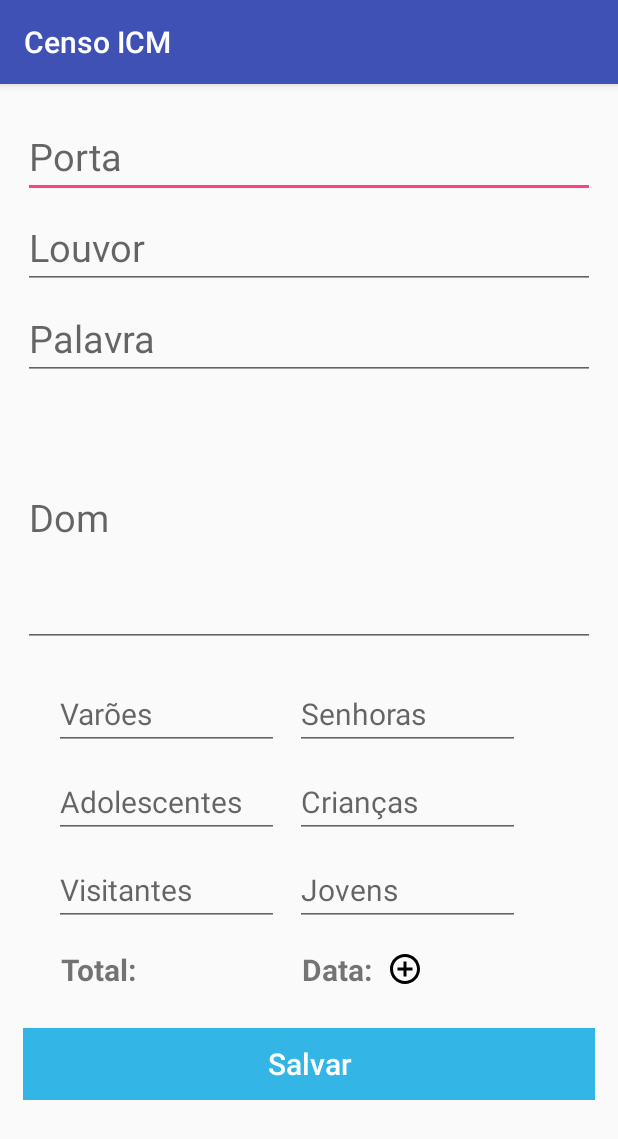
After one commit to luucasAlbuq/censo-icm, an Android app: the CadastroActivity screen opened directly, with no data from a screen before it, on a phone screen of 412 x 824 dp. The commit adds this screen. Shown: the top 1139 px of the screen. Run offline under Robolectric (Android 15) with nearby library versions, the phone set to English and light mode, and no system bars.

Commit message:
WIP: tela de cadastro | Operacoes basicas

```diff
--- a/app/build.gradle
+++ b/app/build.gradle
@@ -10,6 +10,7 @@ android {
         versionCode 1
         versionName "1.0"
         testInstrumentationRunner "android.support.test.runner.AndroidJUnitRunner"
+        vectorDrawables.useSupportLibrary = true
     }
     buildTypes {
         release {
@@ -26,5 +27,7 @@ dependencies {
     })
     compile 'com.android.support:appcompat-v7:25.3.1'
     compile 'com.android.support.constraint:constraint-layout:1.0.2'
+    compile 'com.android.support:support-v4:25.3.1'
+    compile 'com.android.support:support-vector-drawable:25.3.1'
     testCompile 'junit:junit:4.12'
 }
--- a/app/src/main/AndroidManifest.xml
+++ b/app/src/main/AndroidManifest.xml
@@ -9,13 +9,14 @@
         android:roundIcon="@mipmap/ic_launcher_round"
         android:supportsRtl="true"
         android:theme="@style/AppTheme">
-        <activity android:name=".MainActivity">
+        <activity android:name=".MainActivity" android:screenOrientation="portrait">
             <intent-filter>
                 <action android:name="android.intent.action.MAIN" />
 
                 <category android:name="android.intent.category.LAUNCHER" />
             </intent-filter>
         </activity>
+        <activity android:name=".CadastroActivity" android:screenOrientation="portrait"></activity>
     </application>
 
 </manifest>
--- /dev/null
+++ b/app/src/main/java/icm/censo/a3_code/com/censoicm/CadastroActivity.java
@@ -0,0 +1,164 @@
+package icm.censo.a3_code.com.censoicm;
+
+import android.support.v7.app.AppCompatActivity;
+import android.os.Bundle;
+import android.text.Editable;
+import android.text.TextWatcher;
+import android.util.Log;
+import android.widget.EditText;
+import android.widget.TextView;
+import android.widget.Toast;
+
+import model.Censo;
+
+public class CadastroActivity extends AppCompatActivity {
+
+    private Censo censo;
+    private int varoesValue, senhorasValue, jovensValue, adolescentesValue, criancasValue, visitantesValue, totalValue;
+    private TextView totalTextView;
+    private EditText varoesField, senhorasField, jovensField, adolescentesField, criancasField, visitantesField;
+
+    /**
+     * Carrega os valores dos campos editText para as variaveis correspondentes.
+     */
+    private void carregaFrequencia() {
+        try{
+            if(!varoesField.getText().toString().isEmpty()){
+                varoesValue = Integer.parseInt(varoesField.getText().toString());
+            }if(!senhorasField.getText().toString().isEmpty()){
+                senhorasValue = Integer.parseInt(senhorasField.getText().toString());
+            }if(!jovensField.getText().toString().isEmpty()){
+                jovensValue = Integer.parseInt(jovensField.getText().toString());
+            }if(!adolescentesField.getText().toString().isEmpty()){
+                adolescentesValue = Integer.parseInt(adolescentesField.getText().toString());
+            }if(!criancasField.getText().toString().isEmpty()){
+                criancasValue = Integer.parseInt(criancasField.getText().toString());
+            }if(!visitantesField.getText().toString().isEmpty()){
+                visitantesValue = Integer.parseInt(visitantesField.getText().toString());
+            }
+        }catch (Exception e){
+            Toast.makeText(getApplicationContext(), "Dados inválidos", Toast.LENGTH_SHORT).show();
+            Log.e("formValues",e.getMessage());
+        }
+    }
+
+    /**
+     * Calcula o total de pessoas
+     * @return total de pessoas
+     */
+    private int calcularTotal() {
+        totalValue =  varoesValue + senhorasValue + jovensValue + adolescentesValue + criancasValue + visitantesValue;
+        return totalValue;
+    }
+
+    /**
+     * Adiciona evento de onChange aos campos de frequencia para atualizar o total dinamicamente
+     */
+    private void addTextChangedListener(){
+        varoesField.addTextChangedListener(new TextWatcher() {
+            @Override
+            public void beforeTextChanged(CharSequence s, int start, int count, int after) {}
+
+            @Override
+            public void onTextChanged(CharSequence s, int start, int before, int count) {}
+
+            @Override
+            public void afterTextChanged(Editable s) {
+                carregaFrequencia();
+                calcularTotal();
+                totalTextView.setText("Total: "+totalValue);
+            }
+        });
+        senhorasField.addTextChangedListener(new TextWatcher() {
+            @Override
+            public void beforeTextChanged(CharSequence s, int start, int count, int after) {}
+
+            @Override
+            public void onTextChanged(CharSequence s, int start, int before, int count) {}
+
+            @Override
+            public void afterTextChanged(Editable s) {
+                carregaFrequencia();
+                calcularTotal();
+                totalTextView.setText("Total: "+totalValue);
+            }
+        });
+        jovensField.addTextChangedListener(new TextWatcher() {
+            @Override
+            public void beforeTextChanged(CharSequence s, int start, int count, int after) {}
+
+            @Override
+            public void onTextChanged(CharSequence s, int start, int before, int count) {}
+
+            @Override
+            public void afterTextChanged(Editable s) {
+                carregaFrequencia();
+                calcularTotal();
+                totalTextView.setText("Total: "+totalValue);
+            }
+        });
+        adolescentesField.addTextChangedListener(new TextWatcher() {
+            @Override
+            public void beforeTextChanged(CharSequence s, int start, int count, int after) {}
+
+            @Override
+            public void onTextChanged(CharSequence s, int start, int before, int count) {}
+
+            @Override
+            public void afterTextChanged(Editable s) {
+                carregaFrequencia();
+                calcularTotal();
+                totalTextView.setText("Total: "+totalValue);
+            }
+        });
+        criancasField.addTextChangedListener(new TextWatcher() {
+            @Override
+            public void beforeTextChanged(CharSequence s, int start, int count, int after) {}
+
+            @Override
+            public void onTextChanged(CharSequence s, int start, int before, int count) {}
+
+            @Override
+            public void afterTextChanged(Editable s) {
+                carregaFrequencia();
+                calcularTotal();
+                totalTextView.setText("Total: "+totalValue);
+            }
+        });
+        visitantesField.addTextChangedListener(new TextWatcher() {
+            @Override
+            public void beforeTextChanged(CharSequence s, int start, int count, int after) {}
+
+            @Override
+            public void onTextChanged(CharSequence s, int start, int before, int count) {}
+
+            @Override
+            public void afterTextChanged(Editable s) {
+                carregaFrequencia();
+                calcularTotal();
+                totalTextView.setText("Total: "+totalValue);
+            }
+        });
+    }
+
+    @Override
+    protected void onCreate(Bundle savedInstanceState) {
+        super.onCreate(savedInstanceState);
+        setContentView(R.layout.activity_cadastro);
+
+        //Inicializando objeto censo
+        censo = new Censo();
+
+        //Carregando valores dos campos de edicao
+        varoesField = (EditText) findViewById(R.id.varoes);
+        senhorasField = (EditText) findViewById(R.id.senhoras);
+        jovensField = (EditText) findViewById(R.id.jovens);
+        adolescentesField = (EditText) findViewById(R.id.adolescentes);
+        criancasField = (EditText) findViewById(R.id.criancas);
+        visitantesField = (EditText) findViewById(R.id.visitantes);
+        totalTextView = (TextView) findViewById(R.id.total);
+
+        addTextChangedListener();
+    }
+
+}
--- /dev/null
+++ b/app/src/main/res/drawable/add_icon24dp.xml
@@ -0,0 +1,9 @@
+<vector xmlns:android="http://schemas.android.com/apk/res/android"
+        android:width="24dp"
+        android:height="24dp"
+        android:viewportWidth="24.0"
+        android:viewportHeight="24.0">
+    <path
+        android:fillColor="#FF000000"
+        android:pathData="M13,7h-2v4L7,11v2h4v4h2v-4h4v-2h-4L13,7zM12,2C6.48,2 2,6.48 2,12s4.48,10 10,10 10,-4.48 10,-10S17.52,2 12,2zM12,20c-4.41,0 -8,-3.59 -8,-8s3.59,-8 8,-8 8,3.59 8,8 -3.59,8 -8,8z"/>
+</vector>
--- /dev/null
+++ b/app/src/main/res/layout/activity_cadastro.xml
@@ -0,0 +1,192 @@
+<?xml version="1.0" encoding="utf-8"?>
+<ScrollView xmlns:android="http://schemas.android.com/apk/res/android"
+    xmlns:app="http://schemas.android.com/apk/res-auto"
+    xmlns:tools="http://schemas.android.com/tools"
+    android:layout_width="match_parent"
+    android:layout_height="match_parent"
+    tools:context="icm.censo.a3_code.com.censoicm.CadastroActivity">
+
+    <RelativeLayout
+        android:layout_width="match_parent"
+        android:layout_height="match_parent">
+
+        <LinearLayout
+            android:layout_width="match_parent"
+            android:layout_height="match_parent"
+            android:orientation="vertical"
+            android:padding="15dp">
+
+            <EditText
+                android:id="@+id/porta"
+                android:layout_width="match_parent"
+                android:layout_height="wrap_content"
+                android:layout_weight="1"
+                android:ems="10"
+                android:hint="Porta"
+                android:inputType="textPersonName"
+                android:paddingTop="15dp"
+                android:textSize="25dp"></EditText>
+
+            <EditText
+                android:id="@+id/louvor"
+                android:layout_width="match_parent"
+                android:layout_height="wrap_content"
+                android:layout_weight="1"
+                android:ems="10"
+                android:hint="Louvor"
+                android:inputType="textPersonName"
+                android:paddingTop="15dp"
+                android:textSize="25dp"></EditText>
+
+            <EditText
+                android:id="@+id/palavra"
+                android:layout_width="match_parent"
+                android:layout_height="wrap_content"
+                android:layout_weight="1"
+                android:ems="10"
+                android:hint="Palavra"
+                android:inputType="textPersonName"
+                android:paddingTop="15dp"
+                android:textSize="25dp"></EditText>
+
+            <EditText
+                android:id="@+id/dom"
+                android:layout_width="match_parent"
+                android:layout_height="wrap_content"
+                android:layout_weight="1"
+                android:ems="10"
+                android:hint="Dom"
+                android:inputType="textMultiLine"
+                android:lines="5"
+                android:paddingTop="15dp"
+                android:textSize="25dp"></EditText>
+
+            <GridLayout
+                android:layout_width="match_parent"
+                android:layout_height="match_parent"
+                android:padding="15dp">
+
+                <EditText
+                    android:id="@+id/varoes"
+                    android:layout_width="150dp"
+                    android:layout_height="wrap_content"
+                    android:layout_column="0"
+                    android:layout_margin="5dp"
+                    android:layout_row="0"
+                    android:ems="10"
+                    android:gravity="fill"
+                    android:hint="Varões"
+                    android:inputType="number"
+                    android:textSize="20dp" />
+
+                <EditText
+                    android:id="@+id/senhoras"
+                    android:layout_width="150dp"
+                    android:layout_height="wrap_content"
+                    android:layout_column="1"
+                    android:layout_margin="5dp"
+                    android:layout_row="0"
+                    android:ems="10"
+                    android:gravity="fill"
+                    android:hint="Senhoras"
+                    android:inputType="number"
+                    android:textSize="20dp" />
+
+                <EditText
+                    android:id="@+id/adolescentes"
+                    android:layout_width="150dp"
+                    android:layout_height="wrap_content"
+                    android:layout_column="0"
+                    android:layout_margin="5dp"
+                    android:layout_row="1"
+                    android:ems="10"
+                    android:gravity="fill"
+                    android:hint="Adolescentes"
+                    android:inputType="number"
+                    android:textSize="20dp" />
+
+                <EditText
+                    android:id="@+id/criancas"
+                    android:layout_width="150dp"
+                    android:layout_height="wrap_content"
+                    android:layout_column="1"
+                    android:layout_margin="5dp"
+                    android:layout_row="1"
+                    android:ems="10"
+                    android:gravity="fill"
+                    android:hint="Crianças"
+                    android:inputType="number"
+                    android:textSize="20dp" />
+
+                <EditText
+                    android:id="@+id/jovens"
+                    android:layout_width="150dp"
+                    android:layout_height="wrap_content"
+                    android:layout_column="1"
+                    android:layout_margin="5dp"
+                    android:layout_row="2"
+                    android:ems="10"
+                    android:gravity="fill"
+                    android:hint="Jovens"
+                    android:inputType="number"
+                    android:textSize="20dp" />
+
+                <EditText
+                    android:id="@+id/visitantes"
+                    android:layout_width="150dp"
+                    android:layout_height="wrap_content"
+                    android:layout_column="0"
+                    android:layout_margin="5dp"
+                    android:layout_row="2"
+                    android:ems="10"
+                    android:gravity="fill"
+                    android:hint="Visitantes"
+                    android:inputType="number"
+                    android:textSize="20dp" />
+
+                <TextView
+                    android:id="@+id/total"
+                    android:layout_width="wrap_content"
+                    android:layout_height="wrap_content"
+                    android:layout_column="0"
+                    android:layout_marginLeft="10dp"
+                    android:layout_marginTop="10dp"
+                    android:layout_row="3"
+                    android:text="Total:"
+                    android:textSize="20dp"
+                    android:textStyle="bold" />
+
+                <TextView
+                    android:id="@+id/data"
+                    android:layout_width="wrap_content"
+                    android:layout_height="wrap_content"
+                    android:layout_column="1"
+                    android:layout_marginLeft="10dp"
+                    android:layout_marginTop="10dp"
+                    android:layout_row="3"
+                    android:text="Data:"
+                    android:textSize="20dp"
+                    android:textStyle="bold"
+                    android:drawableRight="@drawable/add_icon24dp"
+                    android:drawablePadding="10dp"/>
+            </GridLayout>
+
+            <Button
+                android:id="@+id/salvar"
+                android:layout_width="match_parent"
+                android:layout_height="wrap_content"
+                android:layout_marginTop="10dp"
+                android:layout_weight="1"
+                android:background="@android:color/holo_blue_light"
+                android:text="Salvar"
+                android:textAllCaps="false"
+                android:textColor="@android:color/background_light"
+                android:textSize="20dp" />
+
+        </LinearLayout>
+
+
+    </RelativeLayout>
+
+
+</ScrollView>
--- a/app/src/main/res/layout/activity_main.xml
+++ b/app/src/main/res/layout/activity_main.xml
@@ -15,7 +15,7 @@
 
         <Button
             android:id="@+id/cadastrarButton"
-            style="@android:style/Widget.Button.Transparent"
+            style="@style/Widget.AppCompat.Button.Colored"
             android:layout_width="wrap_content"
             android:layout_height="wrap_content"
             android:layout_column="1"
@@ -45,8 +45,8 @@
             android:layout_row="1"
             android:layout_rowWeight="1"
             android:background="@android:color/holo_blue_light"
+            android:drawableLeft="@drawable/search_icon_48dp"
             android:drawableStart="@drawable/search_icon_48dp"
-            android:drawableLeft="@drawable/search_icon_48dp"
             android:gravity="fill"
             android:text="Pesquisar"
             android:textAlignment="center"
@@ -64,8 +64,8 @@
             android:layout_row="2"
             android:layout_rowWeight="1"
             android:background="@android:color/holo_blue_light"
+            android:drawableLeft="@drawable/relatorio_icon48dp"
             android:drawableStart="@drawable/relatorio_icon48dp"
-            android:drawableLeft="@drawable/relatorio_icon48dp"
             android:gravity="fill"
             android:text="Gerar Relatório"
             android:textAlignment="center"
```
Also changed, not shown: app/src/main/java/icm/censo/a3_code/com/censoicm/MainActivity.java (+15 -0 lines), app/src/main/res/drawable/ic_info_black_24dp.xml (added, +9 -0 lines), app/src/main/res/drawable/ic_notifications_black_24dp.xml (added, +9 -0 lines), app/src/main/res/drawable/ic_sync_black_24dp.xml (added, +9 -0 lines), app/src/main/res/values/strings.xml (+73 -0 lines), app/src/main/res/xml/pref_data_sync.xml (added, +21 -0 lines), app/src/main/res/xml/pref_general.xml (added, +33 -0 lines), app/src/main/res/xml/pref_headers.xml (added, +20 -0 lines), app/src/main/res/xml/pref_notification.xml (added, +27 -0 lines).
